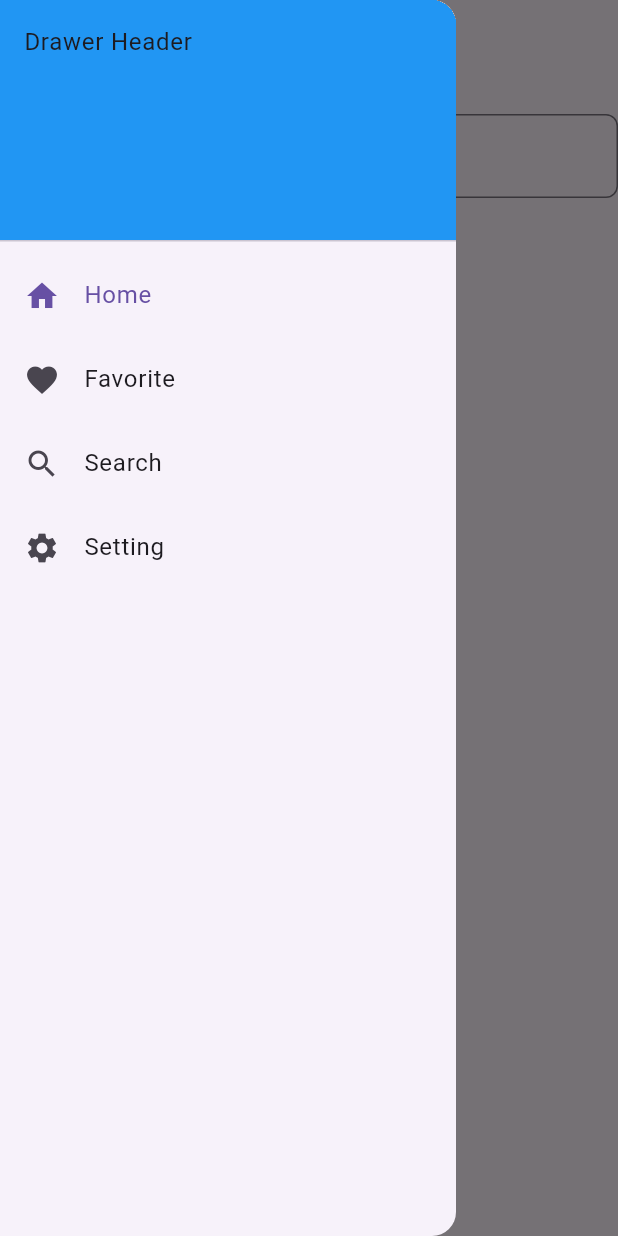
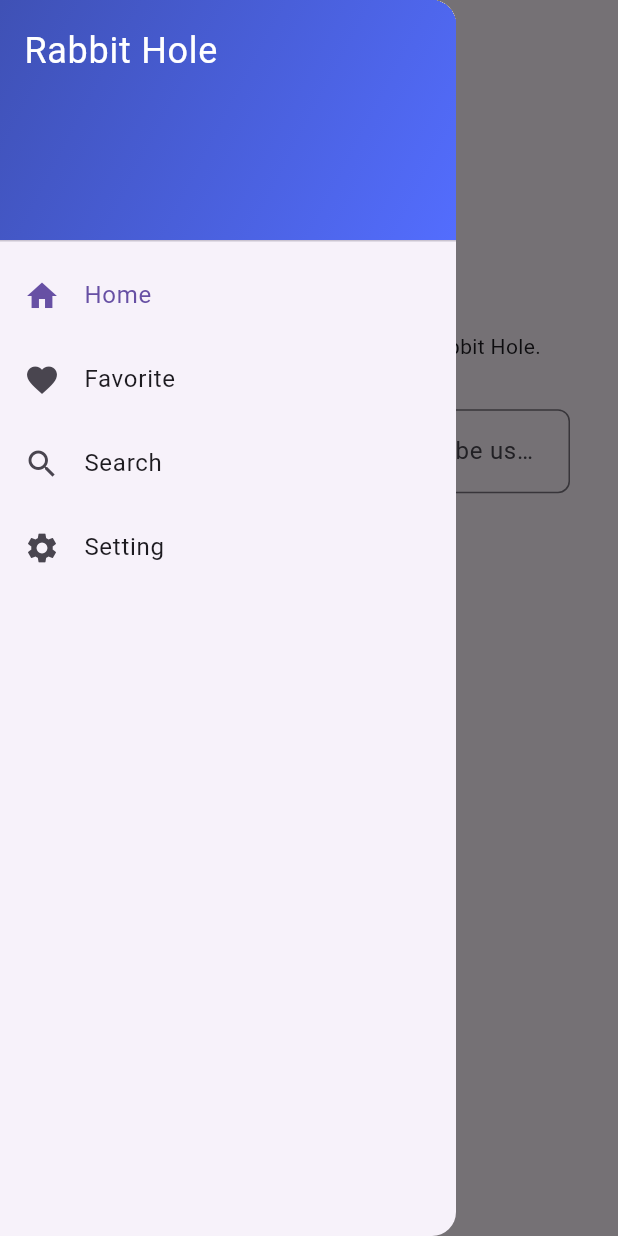
Before and after one commit to SanqBear/rabbit_hole, a Flutter app: the screen it shows after launch, with the side drawer open, on a phone screen of 412 x 824 dp. Run offline on Flutter 3.47's test engine with Material 3 defaults, Android fonts, the phone set to English and light mode, and no system bars; our stand-ins replace shared_preferences; missing offline and left inert: window_manager; generated files the repository leaves out were written again; Roboto replaces fonts that are missing (Pretendard).

Commit message:
feat(home): 초기 화면 구성

```diff
--- a/lib/src/component/toki_drawer.dart
+++ b/lib/src/component/toki_drawer.dart
@@ -25,9 +25,15 @@
 
   @override
   Widget build(BuildContext context) {
-    return const DrawerHeader(
-        decoration: BoxDecoration(color: Colors.blue),
-        child: Text('Drawer Header'));
+    return DrawerHeader(
+        decoration: const BoxDecoration(
+            gradient: LinearGradient(
+                begin: Alignment.topLeft,
+                end: Alignment.bottomRight,
+                colors: <Color>[Colors.indigo, Colors.indigoAccent])),
+        child: Text(AppLocalizations.of(context)!.appTitle,
+            style: const TextStyle(
+                fontFamily: 'Pretendard', color: Colors.white, fontSize: 24)));
   }
 }
 
--- a/lib/src/home/home_controller.dart
+++ b/lib/src/home/home_controller.dart
@@ -3,4 +3,11 @@
 class HomeController with ChangeNotifier {
   HomeController();
 
+  late String _apiUrl;
+
+  void init(String apiUrl) {
+    _apiUrl = apiUrl;
+  }
+
+
 }
--- a/lib/src/home/home_view.dart
+++ b/lib/src/home/home_view.dart
@@ -1,16 +1,19 @@
 import 'package:flutter/material.dart';
+
 import 'package:rabbit_hole/src/component/toki_drawer.dart';
-import 'package:rabbit_hole/src/home/home_controller.dart';
+
 import 'package:rabbit_hole/src/setting/setting_controller.dart';
 
+import 'package:rabbit_hole/src/home/section/home_section.dart';
+import 'package:rabbit_hole/src/home/section/welcome_section.dart';
+
 class HomeView extends StatelessWidget {
-  HomeView({super.key, required SettingController settingController})
+  const HomeView({super.key, required SettingController settingController})
       : _setting = settingController;
 
   static const routeName = '/';
 
   final SettingController _setting;
-  final HomeController _home = HomeController();
 
   @override
   Widget build(BuildContext context) {
@@ -21,33 +24,8 @@
             ? WelcomeSection(
                 settingController: _setting,
               )
-            : const Center(child: Text('Home View..  work in progress')));
+            : MainHomeSection(
+                settingController: _setting,
+              ));
   }
 }
-
-class WelcomeSection extends StatelessWidget {
-  const WelcomeSection(
-      {super.key, required SettingController settingController})
-      : _setting = settingController;
-
-  final SettingController _setting;
-
-  @override
-  Widget build(BuildContext context) {
-    return Column(
-      children: [
-        const Text('Welcome to Rabbit Hole'),
-        TextField(
-          decoration: InputDecoration(
-            labelText: 'URL',
-            hintText: 'URL',
-            prefixIcon: const Icon(Icons.web),
-            border: OutlineInputBorder(
-              borderRadius: BorderRadius.circular(8),
-            ),
-          ),
-        ),
-      ],
-    );
-  }
-}
--- /dev/null
+++ b/lib/src/home/section/home_section.dart
@@ -0,0 +1,21 @@
+import 'package:flutter/material.dart';
+
+import 'package:flutter_gen/gen_l10n/app_localizations.dart';
+
+import 'package:rabbit_hole/src/home/home_controller.dart';
+import 'package:rabbit_hole/src/setting/setting_controller.dart';
+
+class MainHomeSection extends StatelessWidget {
+  MainHomeSection({super.key, required SettingController settingController})
+      : _setting = settingController;
+
+  final SettingController _setting;
+  final HomeController _home = HomeController();
+
+  @override
+  Widget build(BuildContext context) {
+    _home.init(_setting.apiUrl);
+
+    return const Center(child: Text('Home View..  work in progress'));
+  }
+}
--- /dev/null
+++ b/lib/src/home/section/welcome_section.dart
@@ -0,0 +1,68 @@
+import 'package:flutter/material.dart';
+
+import 'package:flutter_gen/gen_l10n/app_localizations.dart';
+
+import 'package:rabbit_hole/src/setting/setting_controller.dart';
+import 'package:rabbit_hole/src/util/size_handler.dart';
+
+class WelcomeSection extends StatelessWidget {
+  const WelcomeSection(
+      {super.key, required SettingController settingController})
+      : _setting = settingController;
+
+  final SettingController _setting;
+
+  @override
+  Widget build(BuildContext context) {
+    var size = SizeHandler(context);
+    return Column(
+      children: [
+        SizedBox(height: size.getHeight(20)),
+        Text(AppLocalizations.of(context)!.welcome_msg),
+        Padding(
+          padding: const EdgeInsets.all(32.0),
+          child: Column(
+            children: [
+              TextField(
+                decoration: InputDecoration(
+                  labelText: AppLocalizations.of(context)!.set_url_desc,
+                  hintText: AppLocalizations.of(context)!.set_url_placeholder,
+                  prefixIcon: const Icon(Icons.web),
+                  border: OutlineInputBorder(
+                    borderRadius: BorderRadius.circular(8),
+                  ),
+                ),
+                onSubmitted: (value) {
+                  _setting.updateApiUrl(value);
+                },
+              ),
+              const SizedBox(height: 20),
+              DropdownButton<String>(
+                  value: _setting.locale,
+                  onChanged: (value) {
+                    _setting.updateLocale(value!);
+                  },
+                  items: [
+                    DropdownMenuItem(
+                        value: 'en',
+                        child: Text(AppLocalizations.of(context)!.lang_en)),
+                    DropdownMenuItem(
+                        value: 'ja',
+                        child: Text(AppLocalizations.of(context)!.lang_ja)),
+                    DropdownMenuItem(
+                        value: 'ko',
+                        child: Text(AppLocalizations.of(context)!.lang_ko)),
+                    DropdownMenuItem(
+                        value: 'zh',
+                        child: Text(AppLocalizations.of(context)!.lang_zh))
+                  ],
+                  underline: Container(),
+                  isExpanded: false,
+                  focusColor: Colors.transparent)
+            ],
+          ),
+        ),
+      ],
+    );
+  }
+}
--- a/lib/src/localization/app_en.arb
+++ b/lib/src/localization/app_en.arb
@@ -1,6 +1,6 @@
 {
   "@@locale": "en",
-  "appTitle": "rabbit_hole",
+  "appTitle": "Rabbit Hole",
   "@appTitle": {
     "description": "The title of the application"
   },
@@ -25,5 +25,6 @@
   "api_url_isempty": "The URL is empty.",
   "reset": "Reset",
   "reset_confirm": "Are you sure you want to reset the settings?",
-  "cancel": "Cancel"
+  "cancel": "Cancel",
+  "welcome_msg": "Thank you for using the application Rabbit Hole."
 }
--- a/lib/src/localization/app_ja.arb
+++ b/lib/src/localization/app_ja.arb
@@ -1,6 +1,6 @@
 {
   "@@locale": "ja",
-  "appTitle": "ウサギの巣穴",
+  "appTitle": "ラビットホール",
   "@appTitle": {
     "description": "The title of the application"
   },
@@ -25,5 +25,6 @@
   "api_url_isempty": "URLが空です。",
   "reset": "リセット",
   "reset_confirm": "設定をリセットしてもよろしいですか?",
-  "cancel": "キャンセル"
+  "cancel": "キャンセル",
+  "welcome_msg": "アプリ『ラビットホール』をご利用いただき誠にありがとうございます。"
 }
--- a/lib/src/localization/app_ko.arb
+++ b/lib/src/localization/app_ko.arb
@@ -1,6 +1,6 @@
 {
   "@@locale": "ko",
-  "appTitle": "토끼굴",
+  "appTitle": "토끼집",
   "@appTitle": {
     "description": "The title of the application"
   },
@@ -25,5 +25,6 @@
   "api_url_isempty": "URL이 비어 있습니다.",
   "reset": "초기화",
   "reset_confirm": "설정을 초기화하시겠습니까?",
-  "cancel": "취소"
+  "cancel": "취소",
+  "welcome_msg": "응용프로그램 토끼집을 사용해주셔서 감사합니다"
 }
--- a/lib/src/localization/app_zh.arb
+++ b/lib/src/localization/app_zh.arb
@@ -25,5 +25,6 @@
   "api_url_isempty": "网址为空。",
   "reset": "重置",
   "reset_confirm": "您确定要重置设置吗？",
-  "cancel": "取消"
+  "cancel": "取消",
+  "welcome_msg": "「感谢您使用」兔子洞”应用程序。"
 }
--- a/lib/src/setting/setting_controller.dart
+++ b/lib/src/setting/setting_controller.dart
@@ -10,11 +10,13 @@
   late ThemeMode _themeMode;
   late String _locale;
   late bool _isApiUrlOkay = false;
+  late bool _isInitialized = false;
 
   String get apiUrl => _apiUrl;
   ThemeMode get themeMode => _themeMode;
   String get locale => _locale;
   bool get isApiUrlOkay => _isApiUrlOkay;
+  bool get isInitialized => _isInitialized;
 
   Future<void> loadSettings() async {
     _apiUrl = await _service.apiUrl();
```
Also changed, not shown: lib/src/home/home_service.dart (added).
